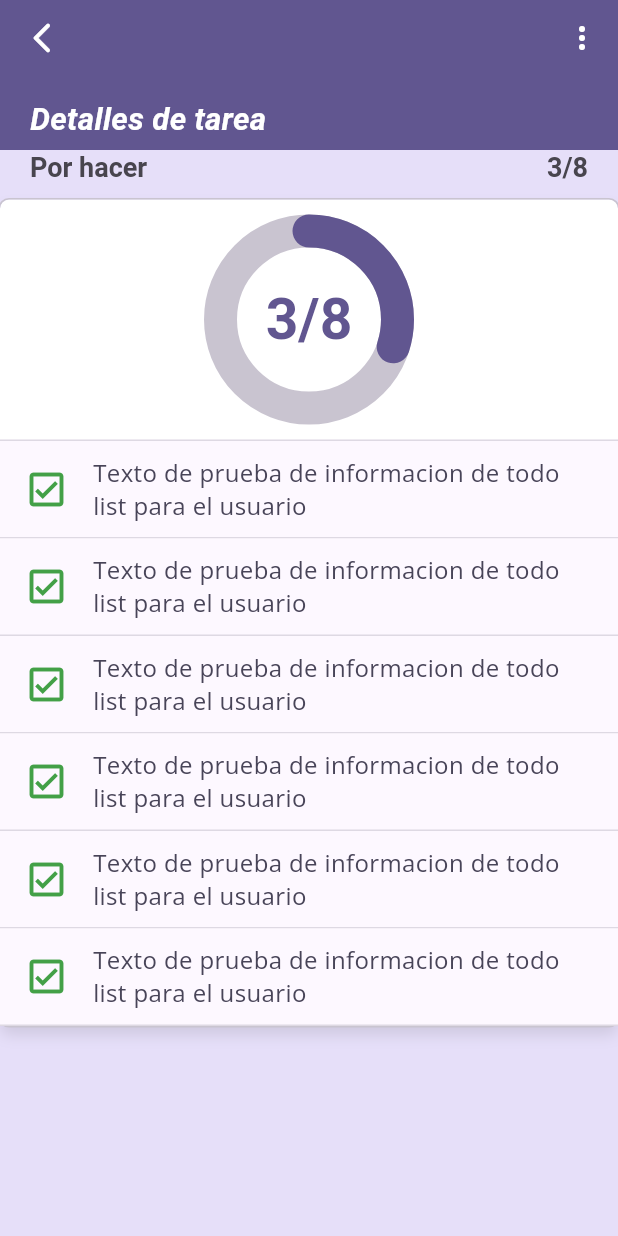
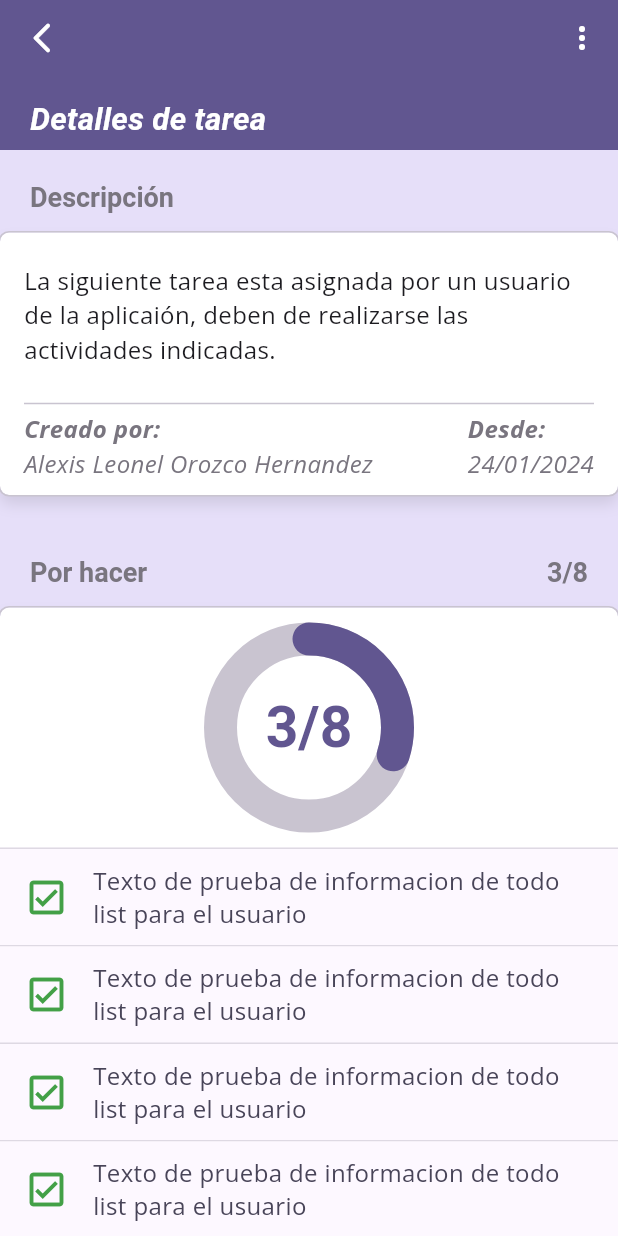
Before and after one commit to Alex10-dev/flutter-tasks-app, a Flutter app: the screen it shows after launch, on a phone screen of 412 x 824 dp. Run offline on Flutter 3.47's test engine with Material 3 defaults, Android fonts, the phone set to English and light mode, and no system bars; our stand-ins replace google_fonts.

Commit message:
Added task description

```diff
--- a/lib/presentation/screens/tasks/task_details_screen.dart
+++ b/lib/presentation/screens/tasks/task_details_screen.dart
@@ -18,14 +18,29 @@ class TaskDetailsScreen extends StatelessWidget {
           sliverBody: SliverList(
             delegate: SliverChildBuilderDelegate(
               (context, index) {
-                return const Column(
+                return Column(
                   children: <Widget>[
 
+                    const SizedBox(height: 20),
+
                     TaskInfoContainer(
+                      title: 'Descripción',
+                      child:  _TaskDescription(
+                        description: 'La siguiente tarea esta asignada por un usuario de la aplicaión, deben de realizarse las actividades indicadas.',
+                        createdBy: 'Alexis Leonel Orozco Hernandez',
+                        createdDate: '24/01/2024',
+                        colorScheme: colorScheme
+                      ),
+                    ),
+
+                    const SizedBox(height: 40),
+
+                    const TaskInfoContainer(
                       title: 'Por hacer',
                       titleCount: '3/8',
                       child: _TodosInfo(),
                     ),
+
 
                   ],
                 );
@@ -34,6 +49,70 @@ class TaskDetailsScreen extends StatelessWidget {
             )
           ),
         ),
+      ),
+    );
+  }
+}
+
+class _TaskDescription extends StatelessWidget {
+
+  final String description;
+  final String createdBy;
+  final String createdDate;
+  final ColorScheme colorScheme;
+
+  const _TaskDescription({
+    required this.colorScheme,
+    required this.description,
+    required this.createdBy,
+    required this.createdDate,
+  });
+
+  @override
+  Widget build(BuildContext context) {
+
+    final textStyle = Theme.of(context).textTheme;
+
+    return Padding(
+      padding: const EdgeInsets.only(top: 20, left: 16, right: 16, bottom: 10),
+      child: Column(
+        children: <Widget>[
+
+          Text(description, style: textStyle.bodyMedium),
+
+          const SizedBox(height: 20),
+
+          Divider(
+            color: colorScheme.outlineVariant,
+            height: 10,
+          ),
+
+          SizedBox(
+            width: double.infinity,
+            child: Row(
+              crossAxisAlignment: CrossAxisAlignment.center,
+              children: [
+                Expanded(
+                  child: Column(
+                    crossAxisAlignment: CrossAxisAlignment.start,
+                    children: [
+                      Text('Creado por:', style: textStyle.bodyMedium!.copyWith( color: colorScheme.outline, fontStyle: FontStyle.italic, fontWeight: FontWeight.bold )),
+                      Text(createdBy, style: textStyle.bodyMedium!.copyWith( color: colorScheme.outline, fontStyle: FontStyle.italic ), maxLines: 1, overflow: TextOverflow.ellipsis,)
+                    ],
+                  )
+                ),
+
+                Column(
+                  crossAxisAlignment: CrossAxisAlignment.start,
+                  children: [
+                    Text('Desde:', style: textStyle.bodyMedium!.copyWith( color: colorScheme.outline, fontStyle: FontStyle.italic, fontWeight: FontWeight.bold )),
+                    Text(createdDate, style: textStyle.bodyMedium!.copyWith( color: colorScheme.outline, fontStyle: FontStyle.italic ), maxLines: 1, overflow: TextOverflow.ellipsis),
+                  ],
+                )
+              ],
+            ),
+          )
+        ],
       ),
     );
   }
--- a/lib/presentation/widgets/tasks/task_info_container.dart
+++ b/lib/presentation/widgets/tasks/task_info_container.dart
@@ -32,17 +32,17 @@ class TaskInfoContainer extends StatelessWidget {
               children: [
                 Text(
                   title,
-                  style: textStyle.titleLarge!.copyWith(fontSize: 18, color: colorScheme.onSurfaceVariant)
+                  style: textStyle.titleLarge!.copyWith(fontSize: 18, color: colorScheme.outline)
                 ),
                 if( titleCount != null)
                   Text(
                     titleCount!,
-                    style: textStyle.titleLarge!.copyWith(fontSize: 18, color: colorScheme.onSurfaceVariant)
+                    style: textStyle.titleLarge!.copyWith(fontSize: 18, color: colorScheme.outline)
                   )
               ],
             ),
           ),
-          const SizedBox(height: 10,),
+          const SizedBox(height: 12,),
           Container(
             width: double.infinity,
             decoration: BoxDecoration(
```
